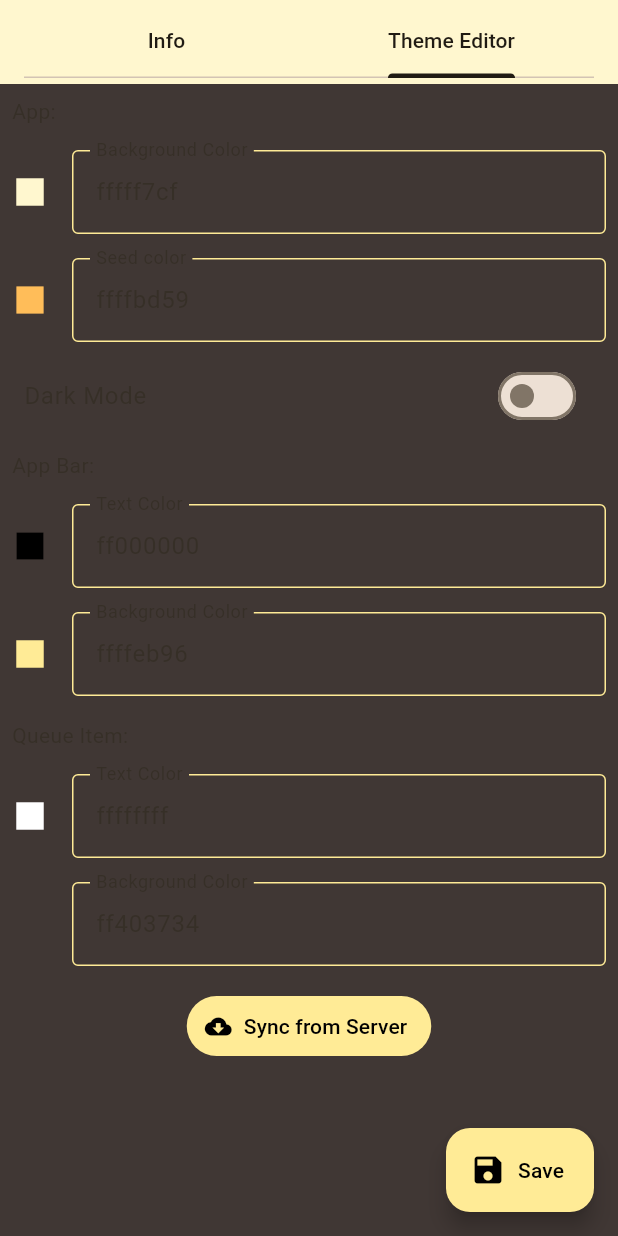
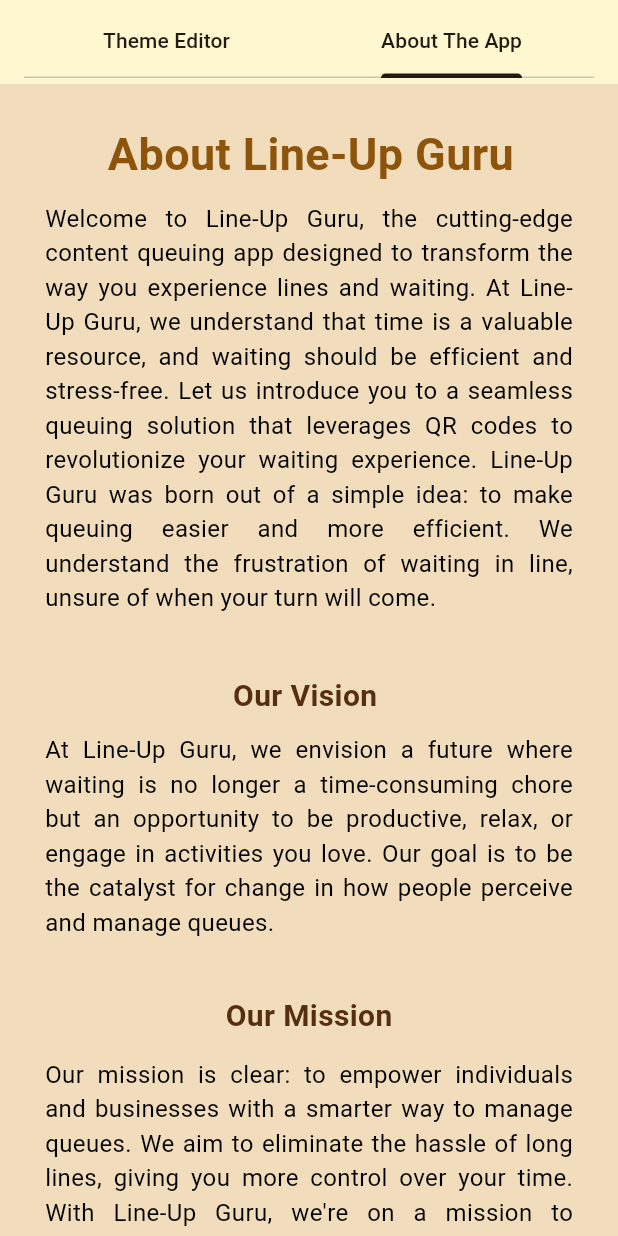
Before and after one commit to jcmsj/lineup_guru_workspace, a Flutter app: the SettingsPage screen opened directly, tab 2 chosen, on a phone screen of 412 x 824 dp. Run offline on Flutter 3.47's test engine with Material 2 defaults, Android fonts, the phone set to English and light mode, and no system bars; our stand-ins replace circle_nav_bar, qr_flutter, shared_preferences; missing offline and left inert: qr_code_scanner; accounts and stored records are empty; network calls fail; Roboto replaces fonts that are missing (Poppins).

Commit message:
Feat: Add about page, use custom app bar everywhere, decrease appbar and bottom bar heights

```diff
--- a/admin/lib/settings_page.dart
+++ b/admin/lib/settings_page.dart
@@ -1,9 +1,9 @@
 import 'package:flutter/material.dart';
 import 'package:provider/provider.dart';
+import 'package:shared/About.dart';
 import 'package:shared/server_url_notifier.dart';
 import 'package:shared/snack.dart';
 import 'package:shared/theme/app_theme.dart';
-import 'package:shared/settings_item.dart';
 import 'package:shared/theme/editor.dart';
 
 class SettingsPage extends StatefulWidget {
@@ -20,7 +20,7 @@ class _SettingsPageState extends State<SettingsPage>
   @override
   void initState() {
     super.initState();
-    _tabController = TabController(length: 3, vsync: this);
+    _tabController = TabController(length: 2, vsync: this);
   }
 
   @override
@@ -40,35 +40,16 @@ class _SettingsPageState extends State<SettingsPage>
           indicatorColor: Theme.of(context).colorScheme.onBackground,
           unselectedLabelColor: Theme.of(context).colorScheme.onBackground,
           tabs: const [
-            Tab(text: 'Info'),
             Tab(text: 'Theme Editor'),
+            Tab(text: 'About The App'),
           ],
         ),
       ),
       body: TabBarView(
         controller: _tabController,
         children: const [
-          Center(
-            child: Column(
-              mainAxisAlignment: MainAxisAlignment.center,
-              children: [
-                // SettingsItem(
-                //   child: Text(
-                //     "Manual",
-                //     style: TextStyle(fontSize: 25),
-                //   ),
-                // ),
-                // VertSpace(),
-                SettingsItem(
-                  child: Text(
-                    "About Us",
-                    style: TextStyle(fontSize: 25),
-                  ),
-                ),
-              ],
-            ),
-          ),
           ThemeSwitcherScreen(),
+          AboutPage(),
         ],
       ),
     );
--- /dev/null
+++ b/shared/lib/About.dart
@@ -0,0 +1,236 @@
+import 'package:flutter/material.dart';
+import 'package:flutter/services.dart';
+import 'package:shared/custom_app_bar.dart';
+import 'package:shared/settings_item.dart';
+import 'package:shared/theme/app_theme.dart';
+
+class AboutPage extends StatefulWidget {
+  const AboutPage({Key? key}) : super(key: key);
+
+  @override
+  _AboutPageState createState() => _AboutPageState();
+}
+
+class _AboutPageState extends State<AboutPage> {
+  @override
+  Widget build(BuildContext context) {
+    if (Theme.of(context).platform == TargetPlatform.iOS) {
+      SystemChrome.setSystemUIOverlayStyle(
+        SystemUiOverlayStyle(
+          statusBarBrightness: Theme.of(context).brightness,
+          systemStatusBarContrastEnforced: true,
+        ),
+      );
+    }
+
+    return Scaffold(
+      backgroundColor: const Color(0xFFF1DDBC),
+      body: SingleChildScrollView(
+        child: Padding(
+          padding: const EdgeInsets.all(20),
+          child: Column(
+            mainAxisSize: MainAxisSize.max,
+            mainAxisAlignment: MainAxisAlignment.start,
+            children: [
+              const Padding(
+                padding: EdgeInsetsDirectional.fromSTEB(10, 5, 0, 5),
+                child: Text(
+                  'About Line-Up Guru ',
+                  textAlign: TextAlign.start,
+                  style: TextStyle(
+                    fontFamily: 'Poppins',
+                    color: Color(0xFF8E540C),
+                    fontSize: 30,
+                    fontWeight: FontWeight.w600,
+                  ),
+                ),
+              ),
+              const Align(
+                alignment: AlignmentDirectional(-1.00, 0.00),
+                child: Padding(
+                  padding: EdgeInsetsDirectional.fromSTEB(10, 5, 10, 0),
+                  child: Text(
+                    'Welcome to Line-Up Guru, the cutting-edge content queuing app designed to transform the way you experience lines and waiting. At Line-Up Guru, we understand that time is a valuable resource, and waiting should be efficient and stress-free. Let us introduce you to a seamless queuing solution that leverages QR codes to revolutionize your waiting experience. Line-Up Guru was born out of a simple idea: to make queuing easier and more efficient. We understand the frustration of waiting in line, unsure of when your turn will come.   \n',
+                    textAlign: TextAlign.justify,
+                    style: TextStyle(
+                      fontSize: 16,
+                      color: Colors.black,
+                    ),
+                  ),
+                ),
+              ),
+              const VertSpace(),
+              const Align(
+                alignment: AlignmentDirectional(0.00, -1.00),
+                child: Text(
+                  'Our Vision ',
+                  style: TextStyle(
+                    fontSize: 20,
+                    color: Color(0xFF562F10),
+                    fontWeight: FontWeight.w600,
+                  ),
+                ),
+              ),
+              const Padding(
+                padding: EdgeInsetsDirectional.fromSTEB(10, 10, 10, 0),
+                child: Text(
+                  'At Line-Up Guru, we envision a future where waiting is no longer a time-consuming chore but an opportunity to be productive, relax, or engage in activities you love. Our goal is to be the catalyst for change in how people perceive and manage queues. ',
+                  textAlign: TextAlign.justify,
+                  style: TextStyle(
+                    fontSize: 16,
+                    color: Colors.black,
+                  ),
+                ),
+              ),
+              const VertSpace(),
+              const Align(
+                alignment: AlignmentDirectional(0.00, -1.00),
+                child: Padding(
+                  padding: EdgeInsetsDirectional.fromSTEB(0, 20, 0, 0),
+                  child: Text(
+                    'Our Mission',
+                    style: TextStyle(
+                      fontSize: 20,
+                      color: Color(0xFF562F10),
+                      fontWeight: FontWeight.w600,
+                    ),
+                  ),
+                ),
+              ),
+              const Padding(
+                padding: EdgeInsetsDirectional.fromSTEB(10, 13, 10, 0),
+                child: Text(
+                  'Our mission is clear: to empower individuals and businesses with a smarter way to manage queues. We aim to eliminate the hassle of long lines, giving you more control over your time. With Line-Up Guru, we\'re on a mission to enhance your waiting experience, making it as stress-free as possible.',
+                  textAlign: TextAlign.justify,
+                  style: TextStyle(
+                    fontSize: 16,
+                    color: Colors.black,
+                  ),
+                ),
+              ),
+              const SizedBox(height: 20),
+              const Padding(
+                padding: EdgeInsetsDirectional.fromSTEB(0, 25, 0, 0),
+                child: Text(
+                  'How It Works',
+                  textAlign: TextAlign.center,
+                  style: TextStyle(
+                    fontSize: 20,
+                    color: Color(0xFFC86B4A),
+                    fontWeight: FontWeight.w600,
+                  ),
+                ),
+              ),
+              const Padding(
+                padding: EdgeInsetsDirectional.fromSTEB(10, 15, 10, 0),
+                child: Text(
+                  'Line-Up Guru introduces a groundbreaking approach to queuing through the use of QR codes. Here\'s how it works:\n',
+                  textAlign: TextAlign.justify,
+                  style: TextStyle(
+                    fontSize: 16,
+                    color: Colors.black,
+                  ),
+                ),
+              ),
+              const SizedBox(height: 20),
+              const Align(
+                alignment: AlignmentDirectional(0.00, 0.00),
+                child: Text(
+                  'Scan and Queue:',
+                  textAlign: TextAlign.center,
+                  style: TextStyle(
+                    fontSize: 20,
+                    fontWeight: FontWeight.w900,
+                  ),
+                ),
+              ),
+              const Align(
+                alignment: AlignmentDirectional(0.00, 0.00),
+                child: Padding(
+                  padding: EdgeInsetsDirectional.fromSTEB(0, 10, 0, 0),
+                  child: Text(
+                    'Simply scan the QR code provided by the business or venue using the Line-Up Guru app. This quick and easy process instantly adds you to the virtual queue.',
+                    textAlign: TextAlign.justify,
+                    style: TextStyle(
+                      fontSize: 16,
+                      color: Colors.black,
+                    ),
+                  ),
+                ),
+              ),
+              const SizedBox(height: 20),
+              const Padding(
+                padding: EdgeInsetsDirectional.fromSTEB(0, 20, 0, 0),
+                child: Text(
+                  'Your Queue Number:',
+                  style: TextStyle(
+                    fontSize: 20,
+                    fontWeight: FontWeight.w900,
+                  ),
+                ),
+              ),
+              const Padding(
+                padding: EdgeInsetsDirectional.fromSTEB(10, 12, 10, 0),
+                child: Text(
+                  'Upon scanning, Line-Up Guru assigns you a unique queue number. This number becomes your digital ticket, determining your place in the line.',
+                  textAlign: TextAlign.justify,
+                  style: TextStyle(
+                    fontSize: 16,
+                    color: Colors.black,
+                  ),
+                ),
+              ),
+              const VertSpace(),
+              const Padding(
+                padding: EdgeInsetsDirectional.fromSTEB(0, 20, 0, 0),
+                child: Text(
+                  'Efficiency Redefined:',
+                  style: TextStyle(
+                    fontSize: 20,
+                    fontWeight: FontWeight.w900,
+                  ),
+                ),
+              ),
+              const Padding(
+                padding: EdgeInsetsDirectional.fromSTEB(10, 12, 10, 0),
+                child: Text(
+                  'Experience real-time updates on your queue status. Receive notifications as your turn approaches, allowing you to plan your time effectively.',
+                  textAlign: TextAlign.justify,
+                  style: TextStyle(
+                    fontSize: 16,
+                    color: Colors.black,
+                  ),
+                ),
+              ),
+              const SizedBox(height: 20),
+              Padding(
+                padding: EdgeInsetsDirectional.fromSTEB(0, 25, 0, 0),
+                child: Text(
+                  'Download, Join, and Queue Smart',
+                  textAlign: TextAlign.center,
+                  style: TextStyle(
+                    fontSize: 25,
+                    color: Surface.fg(context),
+                    fontWeight: FontWeight.w600,
+                  ),
+                ),
+              ),
+              const Padding(
+                padding: EdgeInsetsDirectional.fromSTEB(10, 14, 10, 0),
+                child: Text(
+                  'Join the Line-Up Guru movement today! Download the app, join queues with ease, and reclaim your time. Whether you\'re a professional on the go, a business looking to enhance customer satisfaction, or someone who values efficiency, Line-Up Guru is your partner in mastering the art of waiting.\n\nQueue smarter, wait less, and embrace a new era of efficiency with Line-Up Guru - Where Waiting Meets Innovation. Download the app and experience the future of queues today!',
+                  textAlign: TextAlign.justify,
+                  style: TextStyle(
+                    fontSize: 16,
+                    color: Colors.black,
+                  ),
+                ),
+              ),
+              const VertSpace(),
+            ],
+          ),
+        ),
+      ),
+    );
+  }
+}
--- a/shared/lib/page_title_widget.dart
+++ b/shared/lib/page_title_widget.dart
@@ -18,7 +18,7 @@ class PageTitleState extends State<PageTitleWidget> {
         ? Theme.of(context).colorScheme.inverseSurface
         : onSurfaceVariant;
     return Container(
-      padding: const EdgeInsets.all(30),
+      padding: const EdgeInsets.all(20),
       child: Column(
         children: [
           Text(
@@ -28,7 +28,7 @@ class PageTitleState extends State<PageTitleWidget> {
               color: titleColor,
             ),
           ),
-          const SizedBox(height: 8.0),
+          const SizedBox(height: 6.0),
           Container(
             height: 1.5,
             width: MediaQuery.of(context).size.width * 0.75,
--- a/shared/lib/theme/themed_bar.dart
+++ b/shared/lib/theme/themed_bar.dart
@@ -18,10 +18,8 @@ class ThemedBar extends AppBar {
   });
 
   @override
-  Color get backgroundColor =>
-      super.backgroundColor ?? Theme.of(context).colorScheme.surfaceVariant;
+  Color get backgroundColor => Theme.of(context).colorScheme.surfaceVariant;
 
   @override
-  Color get foregroundColor =>
-      super.foregroundColor ?? Theme.of(context).colorScheme.onSurfaceVariant;
+  Color get foregroundColor => Theme.of(context).colorScheme.onSurfaceVariant;
 }
```
Also changed, not shown: admin/lib/main.dart (+3 -22 lines), client/lib/main.dart (+11 -20 lines), client/lib/qr_scanner.dart (+10 -3 lines), client/lib/queue_view.dart (+4 -3 lines), client/lib/settings_page.dart (+33 -18 lines), shared/lib/bot_icon.dart (added, +22 -0 lines), shared/lib/custom_app_bar.dart (+10 -1 lines), shared/lib/queue/list.dart (+6 -15 lines).
